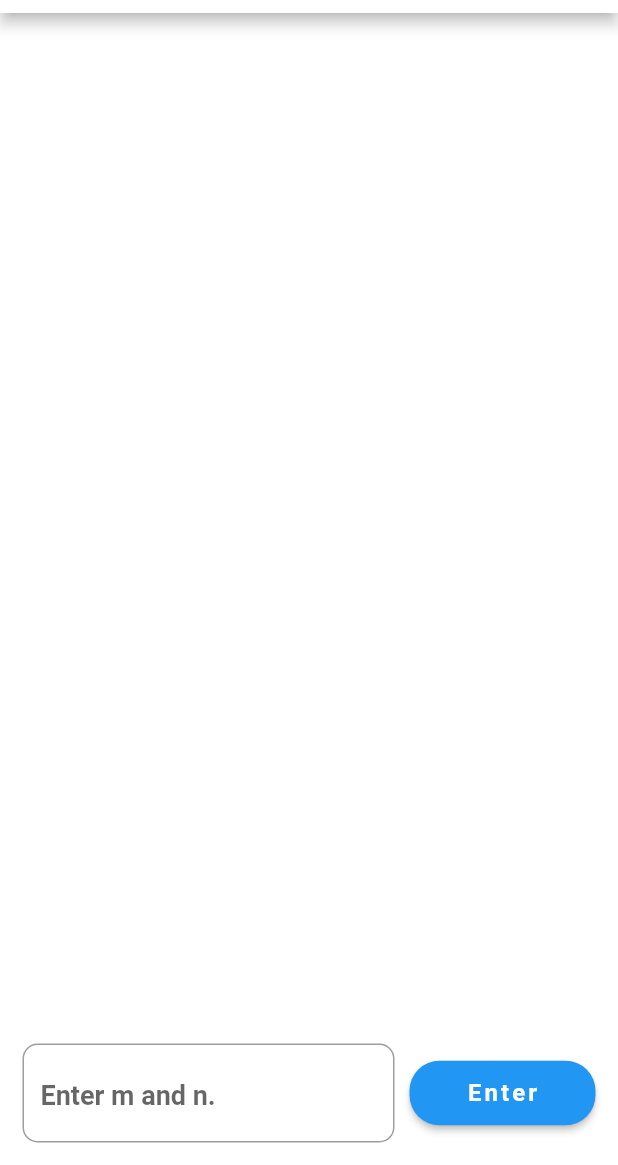
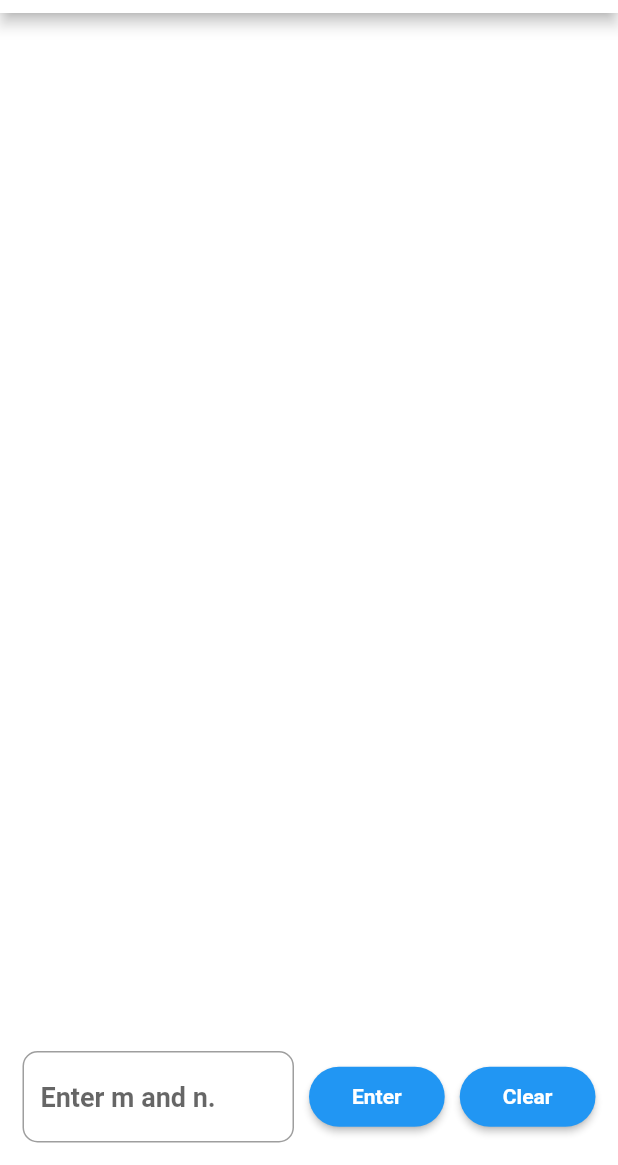
Before and after one commit to MakeshVineeth/ranked_positional_weight_method, a Flutter app: the screen it shows after launch, on a phone screen of 412 x 824 dp, the part 71-1236 px from its top. Run offline on Flutter 3.47's test engine with Material 2 defaults, Android fonts, the phone set to English and light mode, and no system bars.

Commit message:
clear Btn

```diff
--- a/lib/main.dart
+++ b/lib/main.dart
@@ -137,7 +137,7 @@ class _HomeState extends State<Home> {
                   child: TextField(
                     style: TextStyle(
                       fontWeight: FontWeight.w600,
-                      fontSize: 22,
+                      fontSize: 18,
                       backgroundColor: Colors.transparent,
                     ),
                     keyboardType: TextInputType.number,
@@ -170,12 +170,31 @@ class _HomeState extends State<Home> {
                         style: TextStyle(
                           color: Colors.white,
                           fontWeight: FontWeight.w600,
-                          fontSize: 16,
-                          letterSpacing: 2,
                         ),
                       ),
                     ),
                     onPressed: () => nowCode(),
+                    color: Colors.blue,
+                  ),
+                ),
+                SizedBox(
+                  width: 10,
+                ),
+                Expanded(
+                  child: MaterialButton(
+                    shape: RoundedRectangleBorder(
+                        borderRadius: BorderRadius.circular(20)),
+                    child: Padding(
+                      padding: const EdgeInsets.all(12.0),
+                      child: Text(
+                        'Clear',
+                        style: TextStyle(
+                          color: Colors.white,
+                          fontWeight: FontWeight.w600,
+                        ),
+                      ),
+                    ),
+                    onPressed: () => clearAll(),
                     color: Colors.blue,
                   ),
                 ),
```
